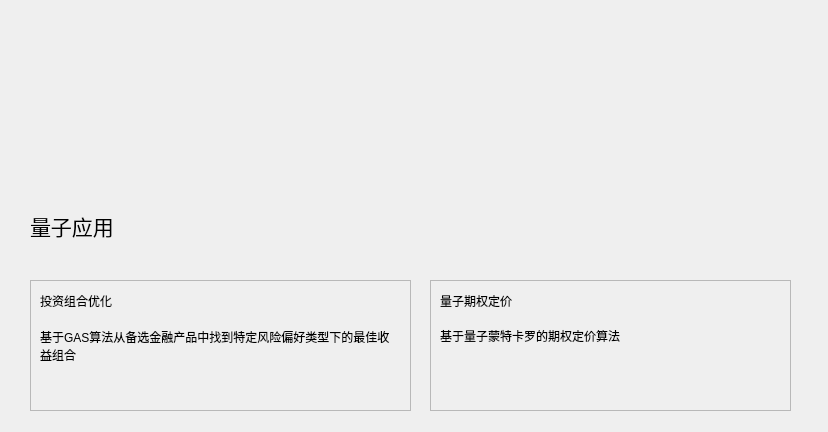
First picture: the form in ui/Main.ui, repository comddy/quantum, before the edit.
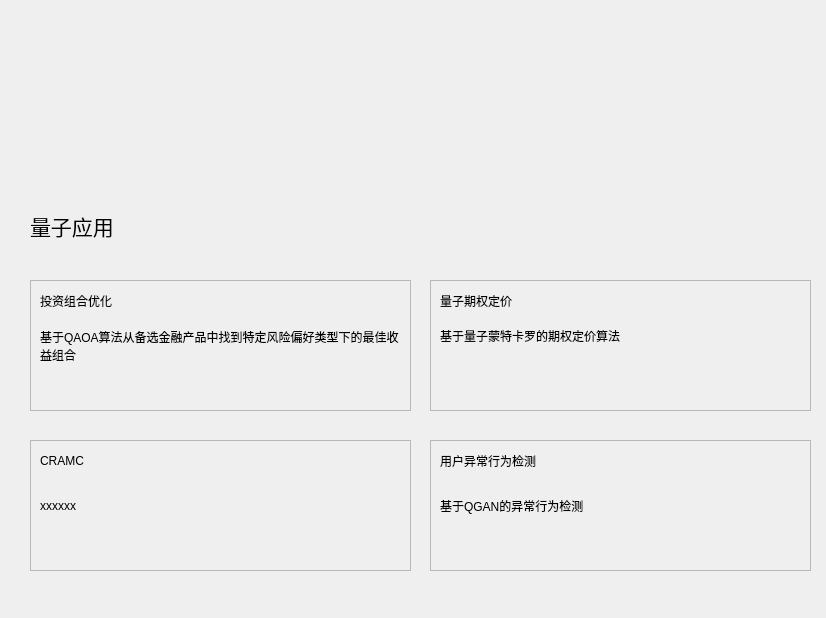
Second picture: the form after the edit. Icons and pictures are not drawn.

Commit message: add CRAMC and Abnormal Detection

Diff of the .ui file:
```diff
--- a/ui/Main.ui
+++ b/ui/Main.ui
@@ -6,8 +6,8 @@
    <rect>
     <x>0</x>
     <y>0</y>
-    <width>828</width>
-    <height>432</height>
+    <width>826</width>
+    <height>618</height>
    </rect>
   </property>
   <property name="windowTitle">
@@ -95,7 +95,7 @@
      </rect>
     </property>
     <property name="text">
-     <string>基于GAS算法从备选金融产品中找到特定风险偏好类型下的最佳收益组合</string>
+     <string>基于QAOA算法从备选金融产品中找到特定风险偏好类型下的最佳收益组合</string>
     </property>
     <property name="wordWrap">
      <bool>true</bool>
@@ -107,7 +107,7 @@
     <rect>
      <x>430</x>
      <y>280</y>
-     <width>361</width>
+     <width>381</width>
      <height>131</height>
     </rect>
    </property>
@@ -150,6 +150,102 @@
     </property>
    </widget>
   </widget>
+  <widget class="QFrame" name="frame3">
+   <property name="geometry">
+    <rect>
+     <x>30</x>
+     <y>440</y>
+     <width>381</width>
+     <height>131</height>
+    </rect>
+   </property>
+   <property name="cursor">
+    <cursorShape>PointingHandCursor</cursorShape>
+   </property>
+   <property name="frameShape">
+    <enum>QFrame::StyledPanel</enum>
+   </property>
+   <property name="frameShadow">
+    <enum>QFrame::Sunken</enum>
+   </property>
+   <widget class="QLabel" name="label_5">
+    <property name="geometry">
+     <rect>
+      <x>10</x>
+      <y>0</y>
+      <width>111</width>
+      <height>41</height>
+     </rect>
+    </property>
+    <property name="text">
+     <string>CRAMC</string>
+    </property>
+   </widget>
+   <widget class="QLabel" name="label_6">
+    <property name="geometry">
+     <rect>
+      <x>10</x>
+      <y>40</y>
+      <width>361</width>
+      <height>51</height>
+     </rect>
+    </property>
+    <property name="text">
+     <string>xxxxxx</string>
+    </property>
+    <property name="wordWrap">
+     <bool>true</bool>
+    </property>
+   </widget>
+  </widget>
+  <widget class="QFrame" name="frame4">
+   <property name="geometry">
+    <rect>
+     <x>430</x>
+     <y>440</y>
+     <width>381</width>
+     <height>131</height>
+    </rect>
+   </property>
+   <property name="cursor">
+    <cursorShape>PointingHandCursor</cursorShape>
+   </property>
+   <property name="frameShape">
+    <enum>QFrame::StyledPanel</enum>
+   </property>
+   <property name="frameShadow">
+    <enum>QFrame::Sunken</enum>
+   </property>
+   <widget class="QLabel" name="label_11">
+    <property name="geometry">
+     <rect>
+      <x>10</x>
+      <y>0</y>
+      <width>131</width>
+      <height>41</height>
+     </rect>
+    </property>
+    <property name="text">
+     <string>用户异常行为检测</string>
+    </property>
+   </widget>
+   <widget class="QLabel" name="label_12">
+    <property name="geometry">
+     <rect>
+      <x>10</x>
+      <y>40</y>
+      <width>361</width>
+      <height>51</height>
+     </rect>
+    </property>
+    <property name="text">
+     <string>基于QGAN的异常行为检测</string>
+    </property>
+    <property name="wordWrap">
+     <bool>true</bool>
+    </property>
+   </widget>
+  </widget>
  </widget>
  <resources>
   <include location="../resource.qrc"/>
```
The commit also changes 82 other files.
